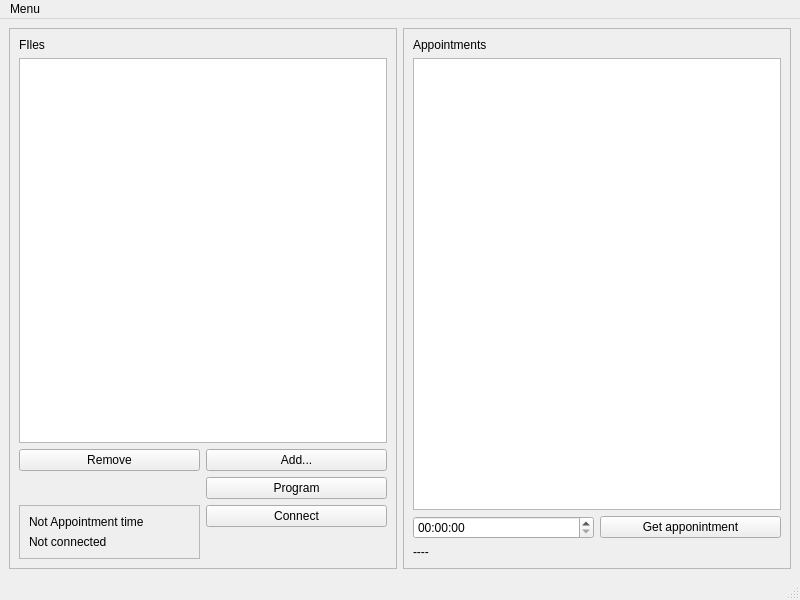
bugraonal/nEMESysLab-FWS, file FWS_client/mainwindow.ui: the form before one commit.
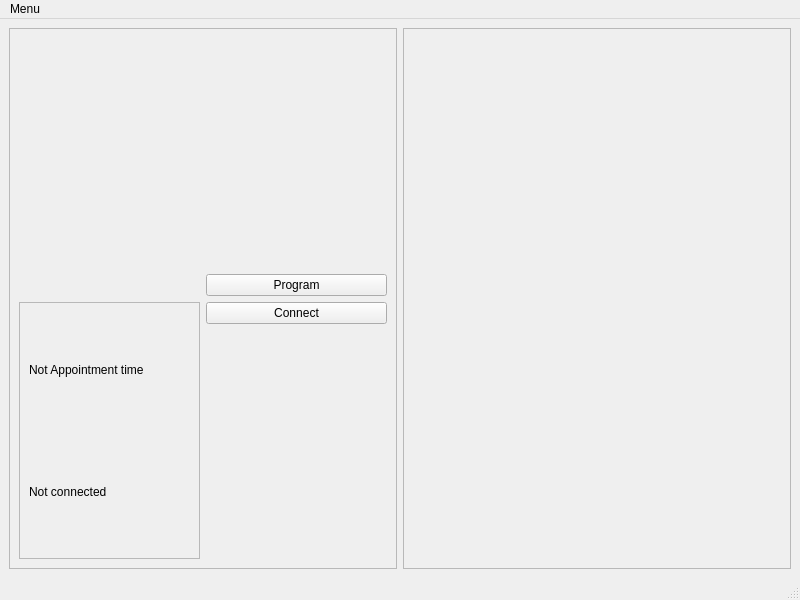
The form after the commit. Custom widgets are drawn as their Qt base class.

Commit message: Files and appointments ui and models implmenented

What changed in the file:
```diff
--- a/FWS_client/mainwindow.ui
+++ b/FWS_client/mainwindow.ui
@@ -24,45 +24,14 @@
        <enum>QFrame::Raised</enum>
       </property>
       <layout class="QGridLayout" name="gridLayout_4">
-       <item row="2" column="0">
-        <widget class="QPushButton" name="fileRemoveButton">
-         <property name="text">
-          <string>Remove</string>
-         </property>
-        </widget>
-       </item>
-       <item row="2" column="1">
-        <widget class="QPushButton" name="fileAddButton">
-         <property name="text">
-          <string>Add...</string>
-         </property>
-        </widget>
-       </item>
-       <item row="3" column="1">
+       <item row="1" column="1">
         <widget class="QPushButton" name="programButton">
          <property name="text">
           <string>Program</string>
          </property>
         </widget>
        </item>
-       <item row="4" column="1">
-        <widget class="QPushButton" name="connectButton">
-         <property name="text">
-          <string>Connect</string>
-         </property>
-        </widget>
-       </item>
-       <item row="1" column="0" colspan="2">
-        <widget class="QListView" name="fileList"/>
-       </item>
-       <item row="0" column="0">
-        <widget class="QLabel" name="label_3">
-         <property name="text">
-          <string>FIles</string>
-         </property>
-        </widget>
-       </item>
-       <item row="4" column="0" rowspan="2">
+       <item row="2" column="0" rowspan="2">
         <widget class="QFrame" name="connectionFrame">
          <property name="frameShape">
           <enum>QFrame::StyledPanel</enum>
@@ -88,6 +57,16 @@
          </layout>
         </widget>
        </item>
+       <item row="2" column="1">
+        <widget class="QPushButton" name="connectButton">
+         <property name="text">
+          <string>Connect</string>
+         </property>
+        </widget>
+       </item>
+       <item row="0" column="0" colspan="2">
+        <widget class="FileList" name="filesList" native="true"/>
+       </item>
       </layout>
      </widget>
     </item>
@@ -101,31 +80,7 @@
       </property>
       <layout class="QGridLayout" name="gridLayout_2">
        <item row="0" column="0">
-        <widget class="QLabel" name="label">
-         <property name="text">
-          <string>Appointments</string>
-         </property>
-        </widget>
-       </item>
-       <item row="1" column="0" colspan="2">
-        <widget class="QListView" name="appointmentList"/>
-       </item>
-       <item row="2" column="1">
-        <widget class="QPushButton" name="getAppoitnmentButton">
-         <property name="text">
-          <string>Get apponintment</string>
-         </property>
-        </widget>
-       </item>
-       <item row="3" column="0">
-        <widget class="QLabel" name="appoitnmentGetLabel">
-         <property name="text">
-          <string>----</string>
-         </property>
-        </widget>
-       </item>
-       <item row="2" column="0">
-        <widget class="QTimeEdit" name="appointmentTime"/>
+        <widget class="AppointmentsView" name="appointmentsView" native="true"/>
        </item>
       </layout>
      </widget>
@@ -156,6 +111,20 @@
    </property>
   </action>
  </widget>
+ <customwidgets>
+  <customwidget>
+   <class>FileList</class>
+   <extends>QWidget</extends>
+   <header>filelist.h</header>
+   <container>1</container>
+  </customwidget>
+  <customwidget>
+   <class>AppointmentsView</class>
+   <extends>QWidget</extends>
+   <header>appointmentsview.h</header>
+   <container>1</container>
+  </customwidget>
+ </customwidgets>
  <resources/>
  <connections/>
 </ui>
```
The commit also changes 15 other files.
